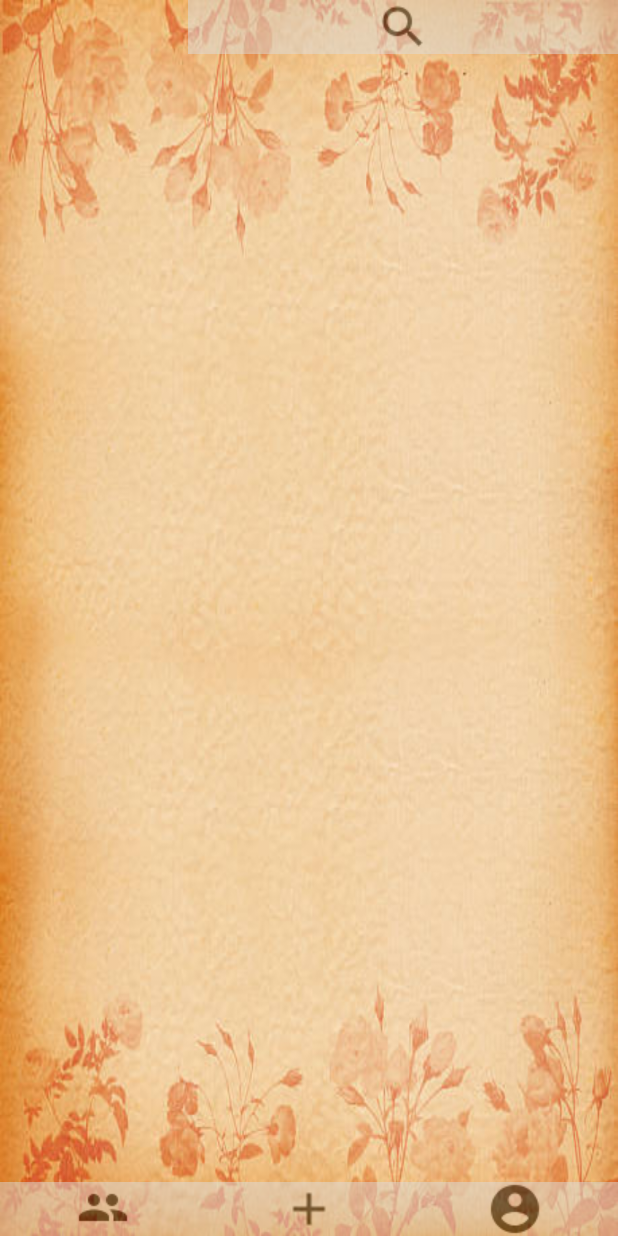
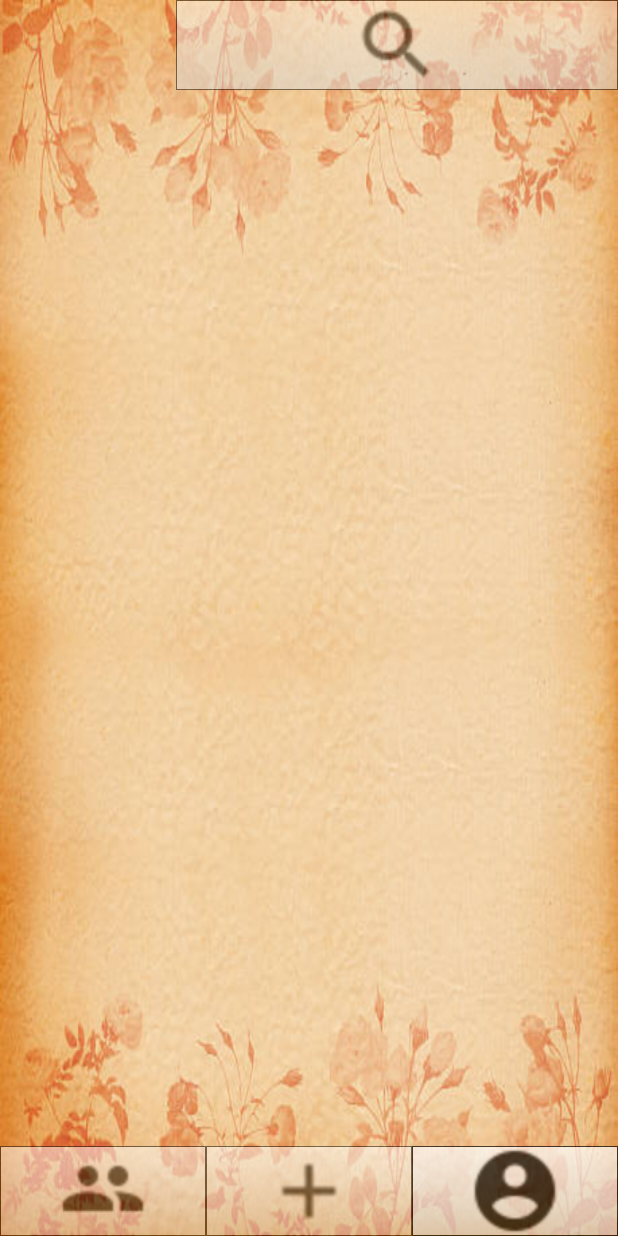
Before and after one commit to FenyRoy/BOOCSA-Failed-, an Android app: the MainActivity screen opened directly, with no data from a screen before it, on a phone screen of 412 x 824 dp. Run offline under Robolectric (Android 15) with nearby library versions, the phone set to English and light mode, and no system bars; Roboto replaces fonts that are not available here.

Commit message:
Button Background

```diff
--- /dev/null
+++ b/app/src/main/res/drawable/my_button_bg.xml
@@ -0,0 +1,19 @@
+<?xml version="1.0" encoding="utf-8" ?>
+<selector xmlns:android="http://schemas.android.com/apk/res/android">
+    <item android:state_pressed="true">
+        <shape>
+            <gradient android:angle="90" android:endColor="#FFFFFF" android:startColor="#9EB8FF" android:type="linear" />
+            <padding android:bottom="0dp" android:left="0dp" android:right="0dp" android:top="0dp" />
+            <size android:width="60dp" android:height="60dp" />
+            <stroke android:width="1dp" android:color="#ff3da6ef" />
+        </shape>
+    </item>
+    <item>
+        <shape>
+            <gradient android:angle="90" android:endColor="#FFFFFF" android:startColor="#ffd9d9d9" android:type="linear" />
+            <padding android:bottom="0dp" android:left="0dp" android:right="0dp" android:top="0dp" />
+            <size android:width="60dp" android:height="60dp" />
+            <stroke android:width="0.5dp" android:color="#000000" />
+        </shape>
+    </item>
+</selector>
--- a/app/src/main/res/layout/activity_main.xml
+++ b/app/src/main/res/layout/activity_main.xml
@@ -23,19 +23,19 @@
         android:layout_width="wrap_content"
         android:layout_height="wrap_content"
         android:src="@drawable/ic_search_black_24dp"
-        android:background="#dcdcdc"
+        android:background="@drawable/my_button_bg"
         android:alpha="0.5"
         android:layout_weight="2" />
 
 </LinearLayout>
-    <LinearLayout
+    <ScrollView
         android:layout_width="match_parent"
         android:layout_height="wrap_content"
         android:layout_weight="12">
 
 
 
-    </LinearLayout>
+    </ScrollView>
 
     <LinearLayout
         android:layout_width="match_parent"
@@ -47,22 +47,22 @@
             android:layout_width="wrap_content"
             android:layout_height="wrap_content"
             android:src="@drawable/ic_people_black_24dp"
-            android:background="#dcdcdc"
+            android:background="@drawable/my_button_bg"
             android:alpha="0.5"
             android:layout_weight="1" />
         <ImageView
             android:layout_width="wrap_content"
             android:layout_height="wrap_content"
             android:src="@drawable/ic_add_black_24dp"
-            android:background="#dcdcdc"
+            android:background="@drawable/my_button_bg"
             android:alpha="0.5"
             android:layout_weight="1" />
         <ImageView
             android:layout_width="wrap_content"
             android:layout_height="wrap_content"
             android:src="@drawable/ic_account_circle_black_24dp"
-            android:background="#dcdcdc"
-            android:alpha="0.5"
+            android:background="@drawable/my_button_bg"
+            android:alpha="0.70"
             android:layout_weight="1" />
 
 
```
